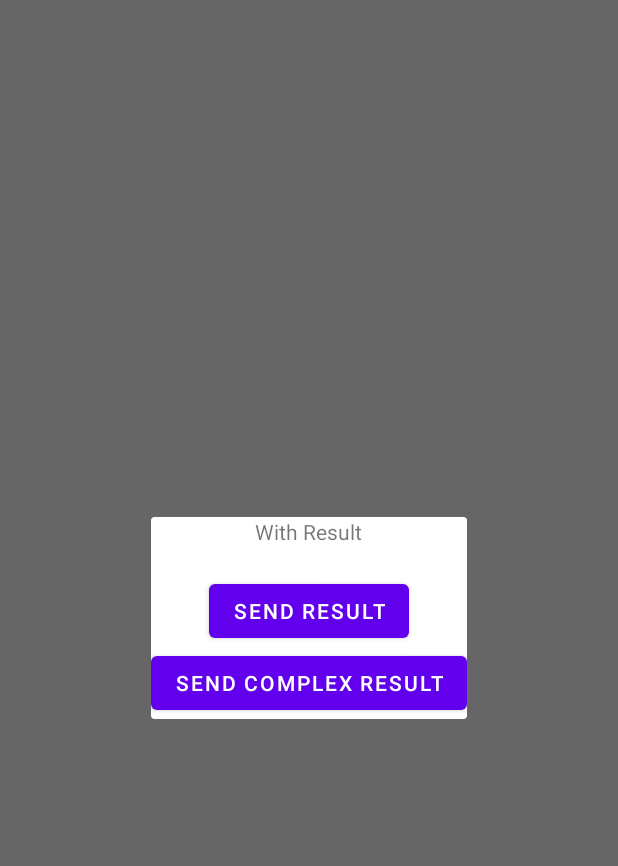
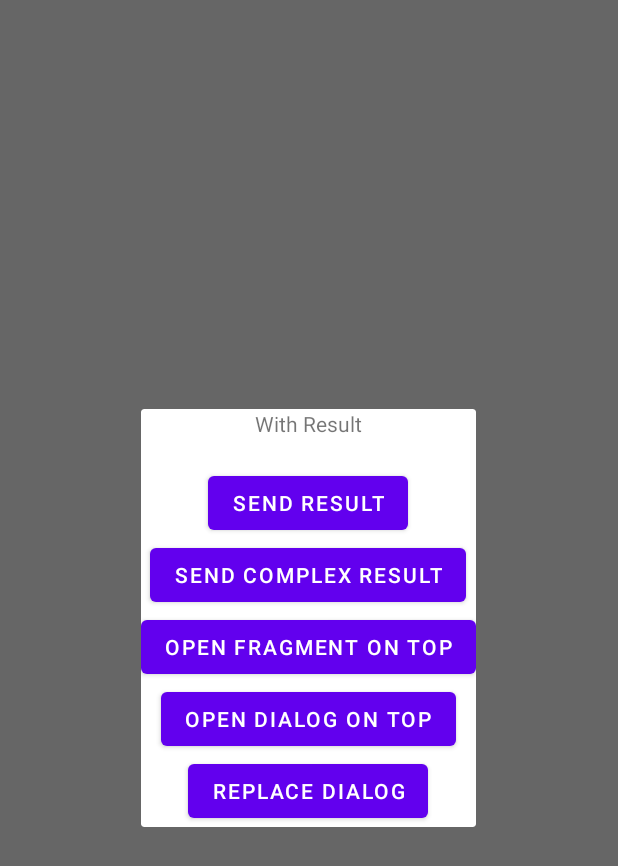
Before and after one commit to tamimattafi/navigation-router, an Android app: the fragment WithResultFragment placed in its activity, on a phone screen of 412 x 824 dp. Shown: the top 866 px of the screen. Run offline under Robolectric (Android 15) with nearby library versions, the phone set to English and light mode, and no system bars; 4 statements that could not run were skipped.

Commit message:
fix: dialogs not closing when navigating to fragments

```diff
--- a/sample/android/src/main/java/com/attafitamim/navigation/sample/android/router/fragments/WithResultFragment.kt
+++ b/sample/android/src/main/java/com/attafitamim/navigation/sample/android/router/fragments/WithResultFragment.kt
@@ -6,6 +6,7 @@ import android.widget.Button
 import android.widget.TextView
 import android.widget.Toast
 import androidx.fragment.app.DialogFragment
+import com.attafitamim.navigation.common.router.NavigationScreen
 import com.attafitamim.navigation.common.router.Results
 import com.attafitamim.navigation.sample.android.R
 import com.attafitamim.navigation.sample.android.router.ApplicationRouter
@@ -19,6 +20,10 @@ class WithResultFragment : DialogFragment(R.layout.fragment_with_result) {
     private val txtArgs get() = view?.findViewById<TextView>(R.id.txtArgs)
     private val btnResult get() = view?.findViewById<Button>(R.id.btnResult)
     private val btnComplexResult get() = view?.findViewById<Button>(R.id.btnComplexResult)
+    private val btnOpenTopFragment get() = view?.findViewById<Button>(R.id.btnOpenTopFragment)
+    private val btnOpenTopDialog get() = view?.findViewById<Button>(R.id.btnOpenTopDialog)
+    private val btnReplaceDialog get() = view?.findViewById<Button>(R.id.btnReplaceDialog)
+
 
     override fun onViewCreated(view: View, savedInstanceState: Bundle?) {
         super.onViewCreated(view, savedInstanceState)
@@ -31,6 +36,39 @@ class WithResultFragment : DialogFragment(R.layout.fragment_with_result) {
         btnComplexResult?.setOnClickListener {
             publishComplexResult()
         }
+
+        btnOpenTopFragment?.setOnClickListener {
+            openFragmentOnTop()
+        }
+
+        btnOpenTopDialog?.setOnClickListener {
+            openDialogOnTop()
+        }
+
+        btnReplaceDialog?.setOnClickListener {
+            replaceDialog()
+        }
+    }
+
+    private fun replaceDialog() {
+        val arguments = """
+            Replaced ${javaClass.simpleName}
+            Random int: ${Random().nextInt()}
+        """.trimIndent()
+        ApplicationRouter.instance.replaceScreen(NavigationScreen.WithResult(arguments))
+    }
+
+    private fun openDialogOnTop() {
+        val arguments = """
+            Opened from ${javaClass.simpleName}
+            Random int: ${Random().nextInt()}
+        """.trimIndent()
+        ApplicationRouter.instance.navigateTo(NavigationScreen.WithResult(arguments))
+    }
+
+    private fun openFragmentOnTop() {
+        val arguments = "Fragment opened from dialog"
+        ApplicationRouter.instance.navigateTo(NavigationScreen.WithArguments(arguments, arguments))
     }
 
     private fun publishResult() {
--- a/sample/android/src/main/res/layout/fragment_with_result.xml
+++ b/sample/android/src/main/res/layout/fragment_with_result.xml
@@ -29,4 +29,22 @@
         android:layout_width="wrap_content"
         android:layout_height="wrap_content"/>
 
+    <Button
+        android:id="@+id/btnOpenTopFragment"
+        android:text="@string/label_button_open_top_fragment"
+        android:layout_width="wrap_content"
+        android:layout_height="wrap_content"/>
+
+    <Button
+        android:id="@+id/btnOpenTopDialog"
+        android:text="@string/label_button_open_top_dialog"
+        android:layout_width="wrap_content"
+        android:layout_height="wrap_content"/>
+
+    <Button
+        android:id="@+id/btnReplaceDialog"
+        android:text="@string/label_button_replace_dialog"
+        android:layout_width="wrap_content"
+        android:layout_height="wrap_content"/>
+
 </LinearLayout>
--- a/sample/android/src/main/res/values/strings.xml
+++ b/sample/android/src/main/res/values/strings.xml
@@ -8,4 +8,7 @@
     <string name="label_button_reattach">Reattach</string>
     <string name="label_button_reattach_other_arguments">Reattach with different arguments</string>
     <string name="label_button_reattach_fixed_arguments">Reattach with fixed arguments</string>
+    <string name="label_button_open_top_fragment">Open Fragment On Top</string>
+    <string name="label_button_open_top_dialog">Open Dialog On Top</string>
+    <string name="label_button_replace_dialog">Replace Dialog</string>
 </resources>
--- a/scripts/publish-module.gradle
+++ b/scripts/publish-module.gradle
@@ -4,7 +4,7 @@ apply plugin: 'org.jetbrains.dokka'
 
 ext {
     PUBLISH_GROUP_ID = 'com.attafitamim.navigation'
-    PUBLISH_VERSION = '1.1.0-beta01'
+    PUBLISH_VERSION = '1.1.1'
 }
 
 task projectSourcesJar(type: Jar) {
```
Also changed, not shown: router/android/src/main/java/com/attafitamim/navigation/router/android/navigator/BaseNavigator.kt (+23 -21 lines), sample/android/src/main/java/com/attafitamim/navigation/sample/android/router/MainActivity.kt (+6 -2 lines).
